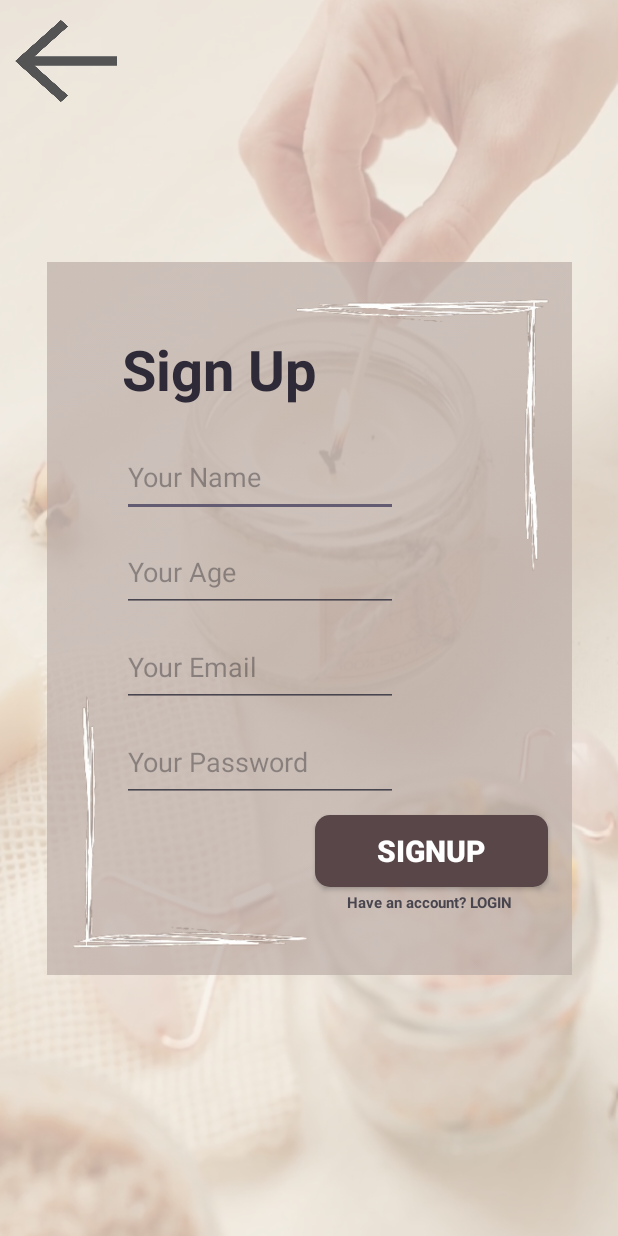
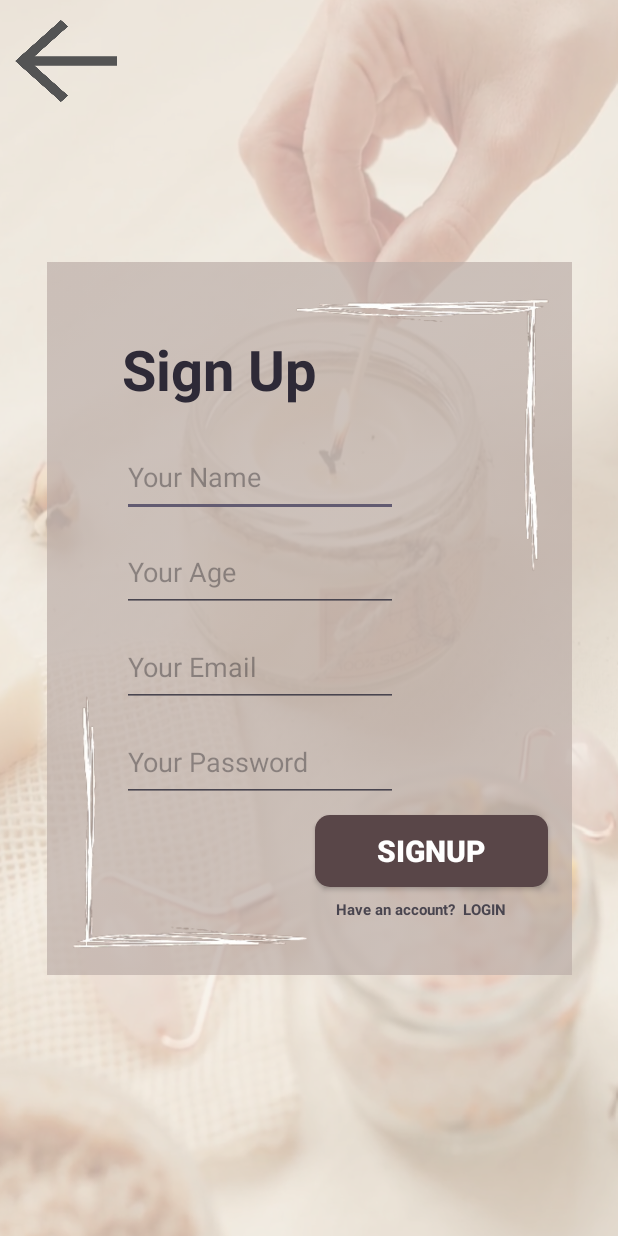
Before and after one commit to shahad789/AndroidBlissFullTouchProject, an Android app: the signUp screen opened directly, with no data from a screen before it, on a phone screen of 412 x 824 dp. Run offline under Robolectric (Android 15) with nearby library versions, the phone set to English and light mode, and no system bars.

Commit message:
implememntaion of main activity log in and signup page

```diff
--- a/app/src/main/AndroidManifest.xml
+++ b/app/src/main/AndroidManifest.xml
@@ -41,10 +41,10 @@
             android:exported="true" />
         <activity
             android:name=".signUp"
-            android:exported="true" />
+            android:exported="false" />
         <activity
             android:name=".login"
-            android:exported="true" />
+            android:exported="false" />
         <activity
             android:name=".MainActivity"
             android:exported="true"/>
--- a/app/src/main/java/com/example/blissfulltouch/signUp.java
+++ b/app/src/main/java/com/example/blissfulltouch/signUp.java
@@ -2,13 +2,99 @@ package com.example.blissfulltouch;
 
 import androidx.appcompat.app.AppCompatActivity;
 
+import android.widget.ImageView;
+import android.content.Intent;
 import android.os.Bundle;
+import android.view.View;
+import android.widget.Button;
+import android.widget.EditText;
+import android.widget.TextView;
+import android.widget.Toast;
 
 public class signUp extends AppCompatActivity {
+
+    EditText signupEnteredName, signupEnteredAge, signupEnteredEmail, signupEnteredPassword;
+
+    MyDatabaseHelper DB;
+
+    Button signupButton;
+
+    TextView signininstead;
+
+
 
     @Override
     protected void onCreate(Bundle savedInstanceState) {
         super.onCreate(savedInstanceState);
         setContentView(R.layout.activity_sign_up);
-    }
-}
+
+
+
+        signupEnteredName = (EditText) findViewById(R.id.nameSignUp);
+        signupEnteredEmail = (EditText) findViewById(R.id.emailSignUp);
+        signupEnteredAge = (EditText) findViewById(R.id.ageSignUp);
+        signupEnteredPassword = (EditText) findViewById(R.id.passSignUp);
+
+
+        signupButton = (Button) findViewById(R.id.btn_signUp);
+
+        DB = new MyDatabaseHelper(this);
+
+        signupButton.setOnClickListener(new View.OnClickListener() {
+            @Override
+            public void onClick(View view) {
+                String email = signupEnteredEmail.getText().toString();
+                String pass = signupEnteredPassword.getText().toString();
+                String user = signupEnteredName.getText().toString();
+                String age = signupEnteredAge.getText().toString();
+
+
+                if (user.equals("") || pass.equals("") || email.equals("") || age.equals(""))
+                    Toast.makeText(signUp.this, "Please enter all the fields", Toast.LENGTH_SHORT).show();
+                else {
+                    Boolean check = DB.checkemail(email);
+                    if (!check) {
+                        Boolean insert = DB.addUser(email, user,age,pass);
+                        if (insert) {
+                            Toast.makeText(signUp.this, "Registered successfully", Toast.LENGTH_SHORT).show();
+                            Intent intent = new Intent(getApplicationContext(), login.class);
+                            startActivity(intent);
+                        } else {
+                            Toast.makeText(signUp.this, "Registration failed", Toast.LENGTH_SHORT).show();
+                        }
+                    } else {
+                        Toast.makeText(signUp.this, "Already exists! please sign in", Toast.LENGTH_SHORT).show();
+                    }
+
+                }
+            }
+        });
+
+
+
+        signininstead = (TextView) findViewById(R.id.logininstead);
+
+        signininstead.setOnClickListener(new View.OnClickListener() {
+            @Override
+            public void onClick(View view) {
+                Intent intent = new Intent(signUp.this, login.class);
+                intent.putExtra("PreviousPage", "Sign-up");
+                startActivity(intent);
+            }
+        });
+        ImageView backbutton = findViewById(R.id.backArrow);
+
+        backbutton.setOnClickListener(new View.OnClickListener() {
+            @Override
+            public void onClick(View view) {
+                if (getIntent().getStringExtra("PreviousPage") != null || getIntent().getStringExtra("PreviousPage") == "Sign-in")
+                    startActivity(new Intent(signUp.this, login.class));
+                else
+                    startActivity(new Intent(signUp.this, MainActivity.class));
+            }
+
+        });
+
+
+    }//on creare
+}//close big
--- /dev/null
+++ b/app/src/main/res/drawable/toast_bg.xml
@@ -0,0 +1,6 @@
+<?xml version="1.0" encoding="utf-8"?>
+<shape xmlns:android="http://schemas.android.com/apk/res/android"
+    android:shape="rectangle">
+    <solid android:color="#FF0000"/> <!-- Set your desired background color -->
+    <corners android:radius="10dp"/> <!-- Set corner radius if needed -->
+</shape>
--- /dev/null
+++ b/app/src/main/res/drawable/toast_success_bg.xml
@@ -0,0 +1,6 @@
+<?xml version="1.0" encoding="utf-8"?>
+<shape xmlns:android="http://schemas.android.com/apk/res/android"
+    android:shape="rectangle">
+    <solid android:color="#00FF00"/> <!-- Set your desired background color -->
+    <corners android:radius="10dp"/> <!-- Set corner radius if needed -->
+</shape>
--- a/app/src/main/res/layout/activity_sign_up.xml
+++ b/app/src/main/res/layout/activity_sign_up.xml
@@ -119,18 +119,19 @@
         app:layout_constraintTop_toBottomOf="@+id/passSignUp"
         app:layout_constraintVertical_bias="0.053" />
 
+
     <TextView
         android:id="@+id/NoSignUp"
         android:layout_width="wrap_content"
         android:layout_height="wrap_content"
-        android:layout_marginTop="3dp"
-        android:text="Have an account? LOGIN "
+        android:layout_marginTop="8dp"
+        android:text="Have an account?  "
         android:textSize="10sp"
         android:textStyle="bold"
         app:layout_constraintEnd_toEndOf="@+id/btn_signUp"
+        app:layout_constraintHorizontal_bias="0.197"
         app:layout_constraintStart_toStartOf="@+id/btn_signUp"
         app:layout_constraintTop_toBottomOf="@+id/btn_signUp" />
-
 
     <ImageView
         android:id="@+id/backArrow"
@@ -142,5 +143,18 @@
         app:layout_constraintTop_toTopOf="parent"
         app:srcCompat="@drawable/back" />
 
+    <TextView
+        android:id="@+id/logininstead"
+        android:layout_width="wrap_content"
+        android:layout_height="wrap_content"
+        android:layout_marginTop="8dp"
+        android:text="LOGIN"
+        android:textSize="10sp"
+        android:textStyle="bold"
+        app:layout_constraintEnd_toEndOf="@+id/btn_signUp"
+        app:layout_constraintHorizontal_bias="0.777"
+        app:layout_constraintStart_toStartOf="@+id/btn_signUp"
+        app:layout_constraintTop_toBottomOf="@+id/btn_signUp" />
+
 
 </androidx.constraintlayout.widget.ConstraintLayout>
```
Also changed, not shown: app/src/main/java/com/example/blissfulltouch/MainActivity.java (+11 -0 lines), app/src/main/java/com/example/blissfulltouch/MyDatabaseHelper.java (+4 -4 lines), app/src/main/java/com/example/blissfulltouch/login.java (+75 -3 lines), app/src/main/res/layout/activity_login.xml (+18 -1 lines).
